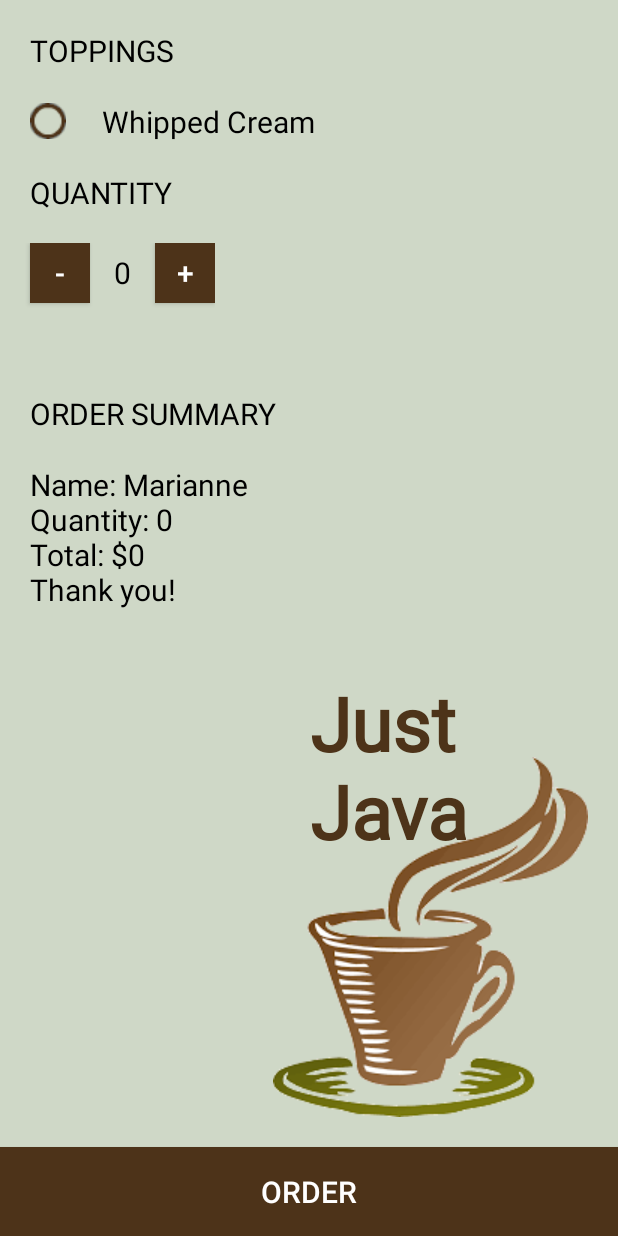
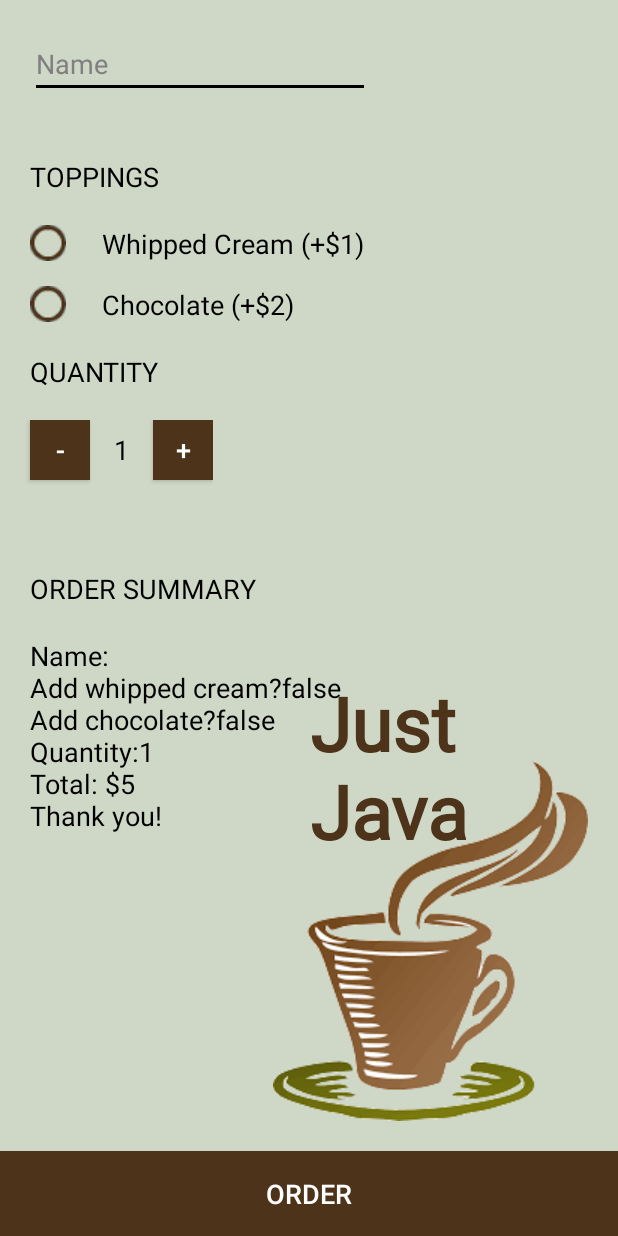
Before and after one commit to mswann11/JustJava, an Android app: the screen it shows after launch (MainActivity), after a tap on "ORDER", on a phone screen of 412 x 824 dp. Run offline under Robolectric (Android 15) with nearby library versions, the phone set to English and light mode, and no system bars.

```diff
--- a/app/src/main/java/com/example/android/justjava/MainActivity.java
+++ b/app/src/main/java/com/example/android/justjava/MainActivity.java
@@ -3,7 +3,10 @@ package com.example.android.justjava;
 import android.os.Bundle;
 import android.support.v7.app.AppCompatActivity;
 import android.view.View;
+import android.widget.CheckBox;
+import android.widget.EditText;
 import android.widget.TextView;
+import android.widget.Toast;
 
 /**
  * This app displays an order form to order coffee.
@@ -16,22 +19,38 @@ public class MainActivity extends AppCompatActivity {
         setContentView(R.layout.activity_main);
     }
 
-    int quantity = 0;
+    int quantity = 1;
 
     /**
      * This method is called when the + button is clicked.
      */
     public void increment(View view) {
-        quantity++;
-        displayQuantity(quantity);
+        if(quantity<10) {
+            quantity++;
+            displayQuantity(quantity);
+        }
+        else{
+            CharSequence text = "You cannot order more than 10 coffees.";
+            int duration = Toast.LENGTH_SHORT;
+            Toast toast = Toast.makeText(this, text, duration);
+            toast.show();
+        }
     }
 
     /**
      * This method is called when the - button is clicked.
      */
     public void decrement(View view) {
-        quantity--;
-        displayQuantity(quantity);
+        if(quantity>1) {
+            quantity--;
+            displayQuantity(quantity);
+        }
+        else{
+            CharSequence text = "You cannot order less than 1 coffee.";
+            int duration = Toast.LENGTH_SHORT;
+            Toast toast = Toast.makeText(this, text, duration);
+            toast.show();
+        }
     }
 
     /**
@@ -45,21 +64,36 @@ public class MainActivity extends AppCompatActivity {
 
     /**
      * This method calculates the total price.
+     * @param hasWhipped is true if the customer requests whipped cream
+     * @param hasChocolate is true if the customer requests chocolate
+     * @return total price
      */
-    private int calculatePrice(){
-        return quantity * 5;
+    private int calculatePrice(boolean hasWhipped, boolean hasChocolate){
+        int pricePerCup = 5;
+        if (hasWhipped){
+            pricePerCup += 1;
+        }
+        if (hasChocolate){
+            pricePerCup += 2;
+        }
+        return quantity * pricePerCup;
     }
 
     /**
      * This method creates a String that shows the order display.
+     * @param name is customer name
      * @param price of the order
+     * @param hasWhippedCream indicates if the user wants whipped cream
+     * @param hasChocolate indicates if the user wants chocolate
      * @return text summary
      */
-    private String createOrderSummary(int price){
-        String orderSummary = "Name: Marianne";
-        orderSummary += "\nQuantity: " + quantity;
-        orderSummary += "\nTotal: $" + price;
-        orderSummary += "\nThank you!";
+    private String createOrderSummary(String name, int price, boolean hasWhippedCream, boolean hasChocolate){
+        String orderSummary = getString(R.string.name_summary, name);
+        orderSummary += "\n" + getString(R.string.whipped_summary) + hasWhippedCream;
+        orderSummary += "\n" + getString(R.string.chocolate_summary) + hasChocolate;
+        orderSummary += "\n" + getString(R.string.quantity_summary) + quantity;
+        orderSummary += "\n" + getString(R.string.total) + price;
+        orderSummary += "\n" + getString(R.string.thank_you);
         return orderSummary;
     }
 
@@ -67,7 +101,23 @@ public class MainActivity extends AppCompatActivity {
      * This method is called when the order button is clicked.
      */
     public void submitOrder(View view) {
-        displayMessage(createOrderSummary(calculatePrice()));
+        CheckBox checkBoxWhipped = (CheckBox) findViewById(R.id.whipped_cream_check);
+        CheckBox checkBoxChocolate = (CheckBox) findViewById(R.id.chocolate_check);
+        EditText nameTextView = (EditText) findViewById(R.id.name);
+        String name = nameTextView.getText().toString();
+        boolean hasWhipped = checkBoxWhipped.isChecked();
+        boolean hasChocolate = checkBoxChocolate.isChecked();
+        int totalPrice = calculatePrice(hasWhipped, hasChocolate);
+        String priceMessage = createOrderSummary(name, totalPrice, hasWhipped, hasChocolate);
+        displayMessage(priceMessage);
+
+//        Intent intent = new Intent(Intent.ACTION_SENDTO);
+//        intent.setData(Uri.parse("mailto:"));
+//        intent.putExtra(Intent.EXTRA_SUBJECT, "Just Java Order for " + name);
+//        intent.putExtra(Intent.EXTRA_TEXT, priceMessage);
+//        if (intent.resolveActivity(getPackageManager()) != null) {
+//            startActivity(intent);
+//        }
     }
 
     /**
--- a/app/src/main/res/layout/activity_main.xml
+++ b/app/src/main/res/layout/activity_main.xml
@@ -1,9 +1,17 @@
-<RelativeLayout xmlns:android="http://schemas.android.com/apk/res/android"
+<ScrollView xmlns:android="http://schemas.android.com/apk/res/android"
     xmlns:tools="http://schemas.android.com/tools"
     android:layout_width="match_parent"
     android:layout_height="match_parent"
     android:background="#cfd8c7"
-    tools:context=".MainActivity">
+    tools:context=".MainActivity"
+    android:fillViewport="true">
+
+    <LinearLayout
+        android:layout_width="match_parent"
+        android:layout_height="match_parent">
+    <RelativeLayout
+        android:layout_width="match_parent"
+        android:layout_height="match_parent">
 
     <ImageView
         android:id="@+id/java"
@@ -31,7 +39,20 @@
     <LinearLayout
         android:layout_width="wrap_content"
         android:layout_height="wrap_content"
-        android:orientation="vertical">
+        android:orientation="vertical"
+        android:layout_marginBottom="@dimen/padding">
+
+        <EditText
+            android:id="@+id/name"
+            android:layout_width="match_parent"
+            android:layout_height="wrap_content"
+            android:layout_margin="@dimen/padding"
+            android:backgroundTint="@color/black"
+            android:hint="@string/name"
+            android:inputType="textCapWords"
+            android:textColor="@color/black"
+            android:textSize="@dimen/textSize"
+            android:textColorHint="@color/darkgray"/>
 
         <TextView
             android:id="@+id/toppings"
@@ -44,11 +65,24 @@
             android:textSize="@dimen/textSize" />
 
         <CheckBox
+            android:id="@+id/whipped_cream_check"
             android:layout_width="wrap_content"
             android:layout_height="wrap_content"
             android:text="@string/whipped"
             android:textColor="@color/black"
             android:textSize="@dimen/textSize"
+            android:paddingHorizontal="@dimen/javaMargin"
+            android:layout_marginStart="@dimen/padding"
+            android:button="@drawable/checkbox" />
+
+        <CheckBox
+            android:id="@+id/chocolate_check"
+            android:layout_width="wrap_content"
+            android:layout_height="wrap_content"
+            android:text="@string/chocolate"
+            android:textColor="@color/black"
+            android:textSize="@dimen/textSize"
+            android:layout_marginTop="@dimen/paddingQ"
             android:paddingHorizontal="@dimen/javaMargin"
             android:layout_marginStart="@dimen/padding"
             android:button="@drawable/checkbox" />
@@ -137,4 +171,6 @@
         android:textColor="#FFF"
         android:textSize="@dimen/textSize" />
 
-</RelativeLayout>
+    </RelativeLayout>
+    </LinearLayout>
+</ScrollView>
--- a/app/src/main/res/values/colors.xml
+++ b/app/src/main/res/values/colors.xml
@@ -1,4 +1,5 @@
 <?xml version="1.0" encoding="utf-8"?>
 <resources>
     <color name="black">#000</color>
+    <color name="darkgray">#808080</color>
 </resources>
--- a/app/src/main/res/values/dimen.xml
+++ b/app/src/main/res/values/dimen.xml
@@ -1,6 +1,6 @@
 <resources>
     <dimen name="padding">20dp</dimen>
-    <dimen name="textSize">20sp</dimen>
+    <dimen name="textSize">18sp</dimen>
     <dimen name="javatextSize">50sp</dimen>
     <dimen name="paddingQ">16dp</dimen>
     <dimen name="button">40dp</dimen>
--- a/app/src/main/res/values/strings.xml
+++ b/app/src/main/res/values/strings.xml
@@ -1,13 +1,21 @@
-<resources>
+<resources xmlns:xliff="urn:oasis:names:tc:xliff:document:1.2">
     <string name="app_name">Just Java</string>
     <string name="quantity">Quantity</string>
     <string name="summary">Order Summary</string>
-    <string name="_0">0</string>
+    <string name="_0">1</string>
     <string name="decrement">-</string>
     <string name="increment">+</string>
-    <string name="dollars">$0</string>
+    <string name="dollars">$5</string>
     <string name="orderButton">order</string>
     <string name="just_java">Just\nJava</string>
     <string name="toppings">Toppings</string>
-    <string name="whipped">Whipped Cream</string>
+    <string name="whipped">Whipped Cream (+$1)</string>
+    <string name="chocolate">Chocolate (+$2)</string>
+    <string name="name">Name</string>
+    <string name="thank_you">Thank you!</string>
+    <string name="total">Total: $</string>
+    <string name="quantity_summary">Quantity: </string>
+    <string name="chocolate_summary">Add chocolate? </string>
+    <string name="whipped_summary">Add whipped cream? </string>
+    <string name="name_summary">Name: <xliff:g id="name" example="Amy">%s</xliff:g></string>
 </resources>
```
Also changed, not shown: 1 other file.
